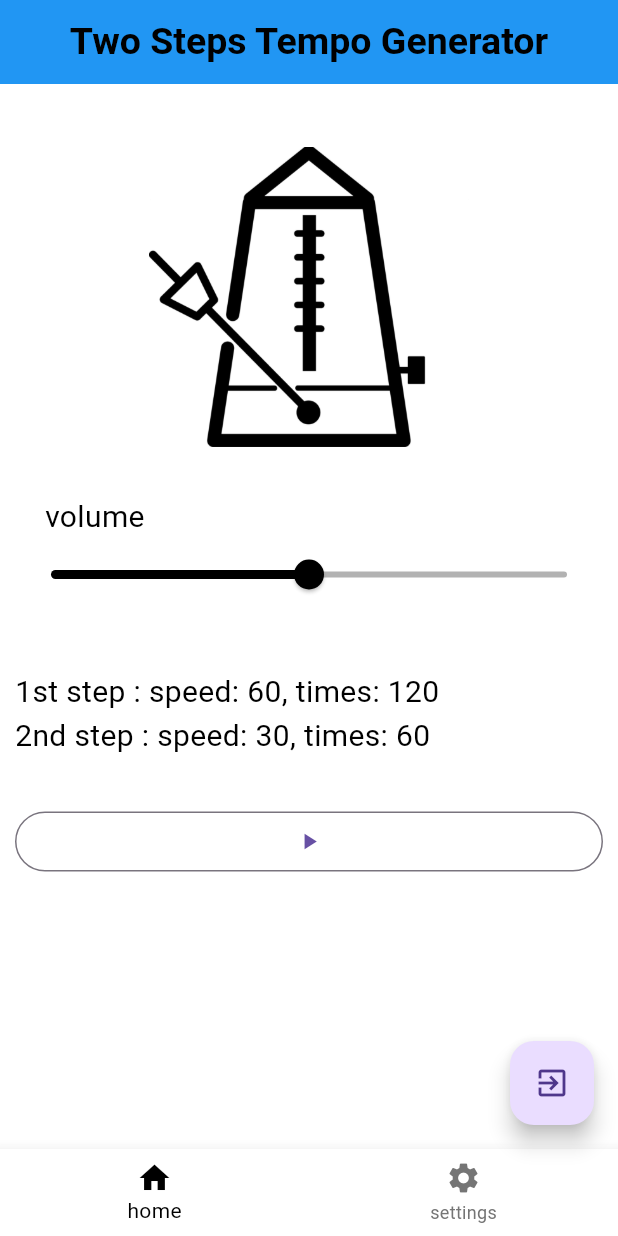
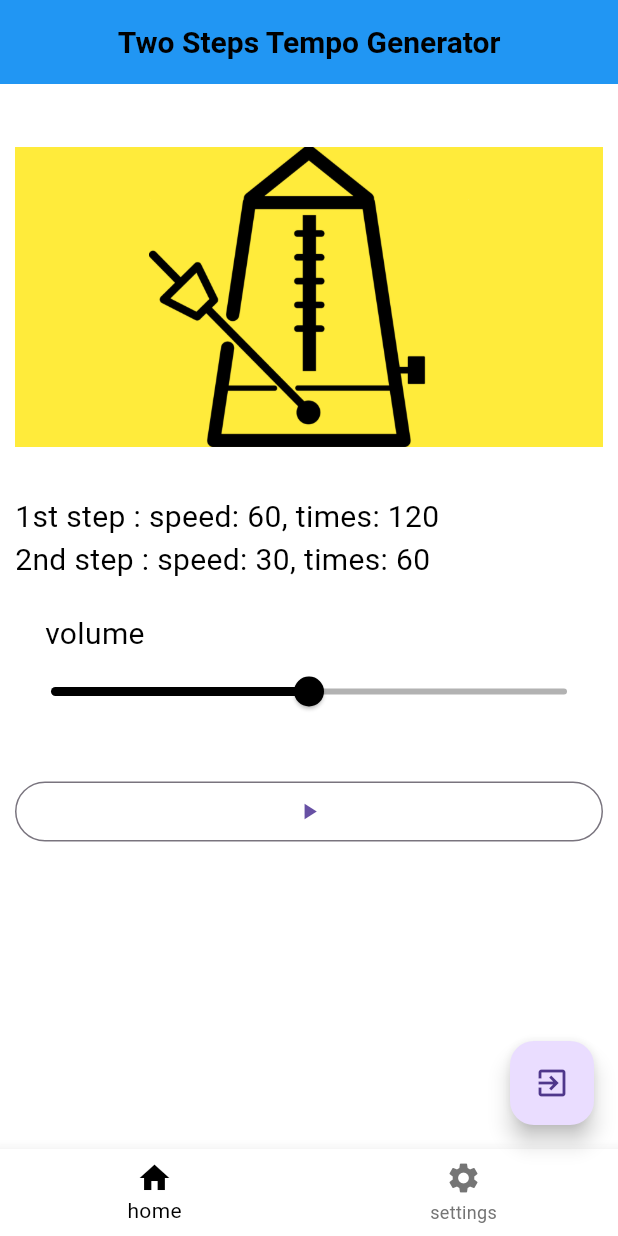
Before and after one commit to byunduwon/two_steps_tempo, a Flutter app: the screen it shows after launch, on a phone screen of 412 x 824 dp. Run offline on Flutter 3.47's test engine with Material 3 defaults, Android fonts, the light colour scheme and no system bars; our stand-ins replace audioplayers, flutter_spinbox, shared_preferences; missing offline and left inert: metronome.

Commit message:
2024/7/9

```diff
--- a/lib/screen/home_screen.dart
+++ b/lib/screen/home_screen.dart
@@ -36,14 +36,32 @@ class HomeScreen extends StatelessWidget {
         child: ListView(
           children: [
             SizedBox(height: 32.0),
-            Center(
+            Container(
               child: Image.asset(
                 imagePath,
                 height: 200,
                 //color: Colors.blue,
               ),
+              color: Colors.yellow,
             ),
             SizedBox(height: 32.0),
+            Text(
+              '1st step : speed: ${firstBPM}, times: ${firstTimes}',
+              style: const TextStyle(
+                color: Colors.black,
+                fontSize: 20.0,
+              ),
+            ),
+            Text(
+              '2nd step : speed: ${secondBPM}, times: ${secondTimes}',
+              style: const TextStyle(
+                color: Colors.black,
+                fontSize: 20.0,
+              ),
+            ),
+            SizedBox(height: 20.0),
+            Column(
+              children: [
                 const Padding(
                     padding: EdgeInsets.only(left: 20.0),
                     child: Row(
@@ -70,65 +88,8 @@ class HomeScreen extends StatelessWidget {
                     volumeSliderChange(val);
                   },
                 ),
-            SizedBox(height: 40),
-            Text(
-              '1st step : speed: ${firstBPM}, times: ${firstTimes}',
-              style: const TextStyle(
-                color: Colors.black,
-                fontSize: 20.0,
-              ),
-            ),
-            Text(
-              '2nd step : speed: ${secondBPM}, times: ${secondTimes}',
-              style: const TextStyle(
-                color: Colors.black,
-                fontSize: 20.0,
-              ),
-            ),
-            /*   DataTable(
-              columns: const <DataColumn>[
-                DataColumn(
-                  label: Expanded(
-                    child: Text(
-                      'steps',
-                      style: TextStyle(fontStyle: FontStyle.normal),
-                    ),
-                  ),
-                ),
-                DataColumn(
-                  label: Expanded(
-                    child: Text(
-                      'speed(BPM)',
-                      style: TextStyle(fontStyle: FontStyle.normal),
-                    ),
-                  ),
-                ),
-                DataColumn(
-                  label: Expanded(
-                    child: Text(
-                      'times',
-                       style: TextStyle(fontStyle: FontStyle.normal),
-                    ),
-                  ),
-                ),
-              ],
-              rows: const <DataRow>[
-                DataRow(
-                  cells: <DataCell>[
-                    DataCell(Text('First')),
-                    DataCell(Text('60')),
-                    DataCell(Text('120')),
               ],
             ),
-                DataRow(
-                  cells: <DataCell>[
-                    DataCell(Text('Second')),
-                    DataCell(Text('60')),
-                    DataCell(Text('20'))
-                  ],
-                ),
-              ],
-            ),*/
             SizedBox(height: 32.0),
             OutlinedButton(
               onPressed: () {
--- a/lib/screen/root_screen.dart
+++ b/lib/screen/root_screen.dart
@@ -22,6 +22,7 @@ class _RootScreenState extends State<RootScreen> with TickerProviderStateMixin {
 
   int firstBPM = 60, firstTimes = 120;
   int secondBPM = 30, secondTimes = 60;
+  double cymbalsVolume = 0.5;
 
   final _metronomePlugin = Metronome();
   bool isplaying = false;
@@ -31,7 +32,7 @@ class _RootScreenState extends State<RootScreen> with TickerProviderStateMixin {
   String metronomeIcon = 'assets/metronome-left.png';
   String metronomeIconRight = 'assets/metronome-right.png';
   String metronomeIconLeft = 'assets/metronome-left.png';
-  int totalCounter = 0;
+  int _Counter = 0;
 
   /*
   final List wavs = [
@@ -55,11 +56,11 @@ class _RootScreenState extends State<RootScreen> with TickerProviderStateMixin {
 
     // Create the audio player.
     // Set the release mode to keep the source after playback has completed.
-    player.setReleaseMode(ReleaseMode.stop);
+    //player.setReleaseMode(ReleaseMode.stop);
 
     // Start the player as soon as the app is displayed.
     WidgetsBinding.instance.addPostFrameCallback((_) async {
-      await player.setVolume(1.0);
+      await player.setVolume(cymbalsVolume);
       await player.setSource(AssetSource('audio/drum.wav'));
       await player.resume();
     });
@@ -78,24 +79,24 @@ class _RootScreenState extends State<RootScreen> with TickerProviderStateMixin {
         print('tick');
       }
 
-      if (totalCounter == 0) {
+      if (_Counter == 0) {
         bpm = firstBPM;
         _metronomePlugin.setBPM(bpm);
       }
 
-      if (totalCounter == firstTimes+1) {
+      if (_Counter == firstTimes+1 && secondTimes != 0) {
         bpm = secondBPM;
         _metronomePlugin.setBPM(bpm);
         endPlay();
       }
 
       //확인용
-      print('${totalCounter}-----${bpm}');
+      print('${_Counter}-----${bpm}');
 
-      totalCounter++;
+      _Counter++;
 
-      if (totalCounter == (firstTimes + secondTimes+2)) {
-        totalCounter = 0;
+      if (_Counter == (firstTimes + secondTimes+2) && secondTimes != 0) {
+        _Counter = 0;
         endPlay();
       }
 
@@ -130,7 +131,7 @@ class _RootScreenState extends State<RootScreen> with TickerProviderStateMixin {
           'Two Steps Tempo Generator',
           style: TextStyle(
             color: Colors.black,
-            fontSize: 25.0,
+            fontSize: 20.0,
             fontWeight: FontWeight.w600,
           ),
         ),
@@ -193,6 +194,8 @@ class _RootScreenState extends State<RootScreen> with TickerProviderStateMixin {
 
   void volumeChangeEnd(int val) {
     _metronomePlugin.setVolume(val);
+    cymbalsVolume = val.toDouble()/100.0;
+    player.setVolume(cymbalsVolume);
   }
 
   void volumeSliderChange(double val) {
@@ -226,7 +229,7 @@ class _RootScreenState extends State<RootScreen> with TickerProviderStateMixin {
   }
 
   void init(int val) {
-    totalCounter = val * 0;
+    _Counter = val * 0;
     firstBPM = 60;
     firstTimes = 120;
     secondBPM = 30;
@@ -292,6 +295,7 @@ class _RootScreenState extends State<RootScreen> with TickerProviderStateMixin {
 
   void thisClosed() {
     _metronomePlugin.pause();
+    player.pause();
     SystemNavigator.pop();
   }
 
```
Lines whose indentation alone changed are shown as unchanged.
